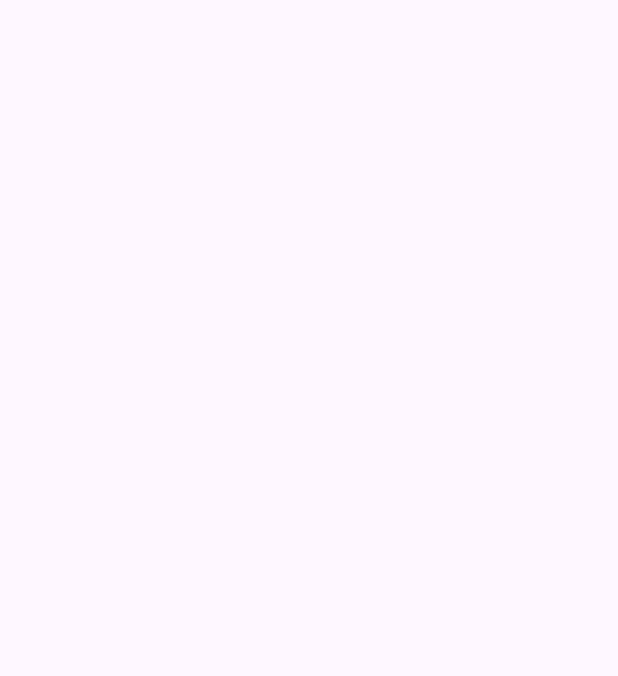
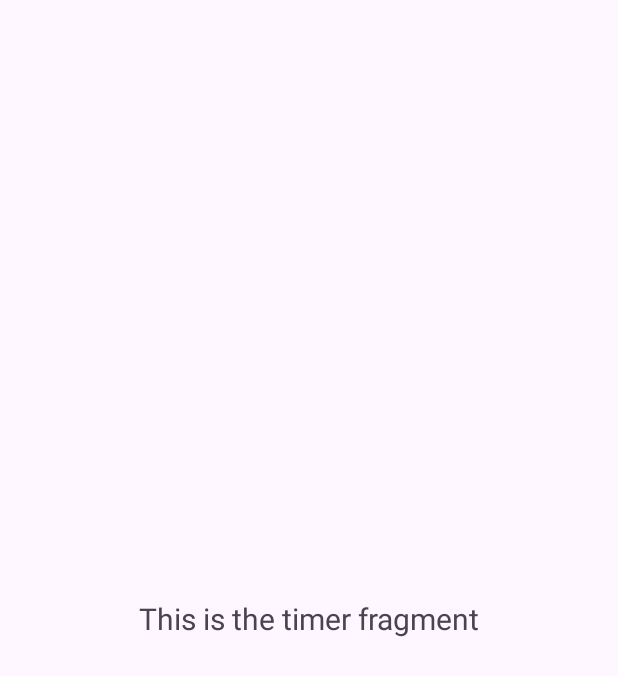
Before and after one commit to ScarlettRed6/pomodoro-timer, an Android app: the screen it shows after launch (MainActivity), on a phone screen of 412 x 824 dp. Before the commit the part shown is empty. Shown: the top 676 px of the screen. Run offline under Robolectric (Android 15) with nearby library versions, the phone set to English and light mode, and no system bars.

Commit message:
Added nav_graph: Setup Navigation component,NavHostFragment,NavController

```diff
--- a/app/src/main/java/com/example/pomodoro_timer/ui/activity/MainActivity.java
+++ b/app/src/main/java/com/example/pomodoro_timer/ui/activity/MainActivity.java
@@ -7,6 +7,8 @@ import androidx.appcompat.app.AppCompatActivity;
 import androidx.core.graphics.Insets;
 import androidx.core.view.ViewCompat;
 import androidx.core.view.WindowInsetsCompat;
+import androidx.navigation.NavController;
+import androidx.navigation.fragment.NavHostFragment;
 
 import com.example.pomodoro_timer.R;
 
@@ -28,7 +30,16 @@ public class MainActivity extends AppCompatActivity {
         setContentView(R.layout.activity_main);
 
         //Put context here
+        setupNavigation();
 
 
     }
+
+    private void setupNavigation() {
+        NavHostFragment navHost = (NavHostFragment)
+                getSupportFragmentManager()
+                        .findFragmentById(R.id.nav_host_fragment_container);
+        NavController navController = navHost.getNavController();
+    }
+
 }
--- a/app/src/main/res/layout/activity_main.xml
+++ b/app/src/main/res/layout/activity_main.xml
@@ -7,5 +7,13 @@
     android:layout_height="match_parent"
     tools:context=".ui.activity.MainActivity">
 
+    <!-- Fragment container -->
+    <androidx.fragment.app.FragmentContainerView
+        android:id="@+id/nav_host_fragment_container"
+        android:layout_width="match_parent"
+        android:layout_height="match_parent"
+        android:name="androidx.navigation.fragment.NavHostFragment"
+        app:defaultNavHost="true"
+        app:navGraph="@navigation/nav_graph"/>
 
 </androidx.constraintlayout.widget.ConstraintLayout>
--- /dev/null
+++ b/app/src/main/res/navigation/nav_graph.xml
@@ -0,0 +1,72 @@
+<?xml version="1.0" encoding="utf-8"?>
+<navigation xmlns:android="http://schemas.android.com/apk/res/android"
+    xmlns:app="http://schemas.android.com/apk/res-auto"
+    xmlns:tools="http://schemas.android.com/tools"
+    android:id="@+id/nav_graph"
+    app:startDestination="@id/timerFragment">
+
+    <fragment
+        android:id="@+id/timerFragment"
+        android:name="com.example.pomodoro_timer.ui.fragments.TimerFragment"
+        android:label="TimerFragment"
+        tools:layout="@layout/fragment_timer">
+        <action
+            android:id="@+id/action_timerFragment_to_taskFragment"
+            app:destination="@id/taskFragment" />
+        <action
+            android:id="@+id/action_timerFragment_to_statsFragment"
+            app:destination="@id/statsFragment" />
+        <action
+            android:id="@+id/action_timerFragment_to_settingsFragment"
+            app:destination="@id/settingsFragment" />
+    </fragment>
+
+    <fragment
+        android:id="@+id/taskFragment"
+        android:name="com.example.pomodoro_timer.ui.fragments.TaskFragment"
+        android:label="TaskFragment"
+        tools:layout="@layout/fragment_task">
+        <action
+            android:id="@+id/action_taskFragment_to_timerFragment"
+            app:destination="@id/timerFragment" />
+        <action
+            android:id="@+id/action_taskFragment_to_statsFragment"
+            app:destination="@id/statsFragment" />
+        <action
+            android:id="@+id/action_taskFragment_to_settingsFragment"
+            app:destination="@id/settingsFragment" />
+    </fragment>
+
+    <fragment
+        android:id="@+id/statsFragment"
+        android:name="com.example.pomodoro_timer.ui.fragments.StatsFragment"
+        android:label="StatsFragment"
+        tools:layout="@layout/fragment_stats">
+        <action
+            android:id="@+id/action_statsFragment_to_timerFragment"
+            app:destination="@id/timerFragment" />
+        <action
+            android:id="@+id/action_statsFragment_to_taskFragment"
+            app:destination="@id/taskFragment" />
+        <action
+            android:id="@+id/action_statsFragment_to_settingsFragment"
+            app:destination="@id/settingsFragment" />
+    </fragment>
+
+    <fragment
+        android:id="@+id/settingsFragment"
+        android:name="com.example.pomodoro_timer.ui.fragments.SettingsFragment"
+        android:label="SettingsFragment"
+        tools:layout="@layout/fragment_settings">
+        <action
+            android:id="@+id/action_settingsFragment_to_statsFragment"
+            app:destination="@id/statsFragment" />
+        <action
+            android:id="@+id/action_settingsFragment_to_taskFragment"
+            app:destination="@id/taskFragment" />
+        <action
+            android:id="@+id/action_settingsFragment_to_timerFragment"
+            app:destination="@id/timerFragment" />
+    </fragment>
+
+</navigation>
```
